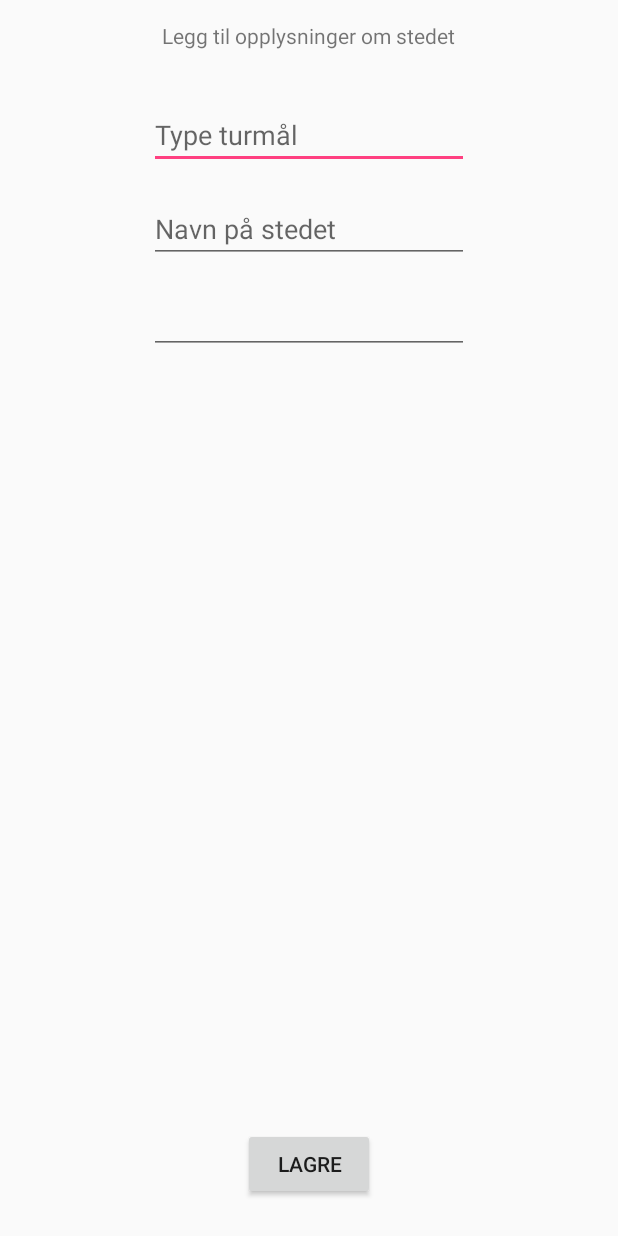
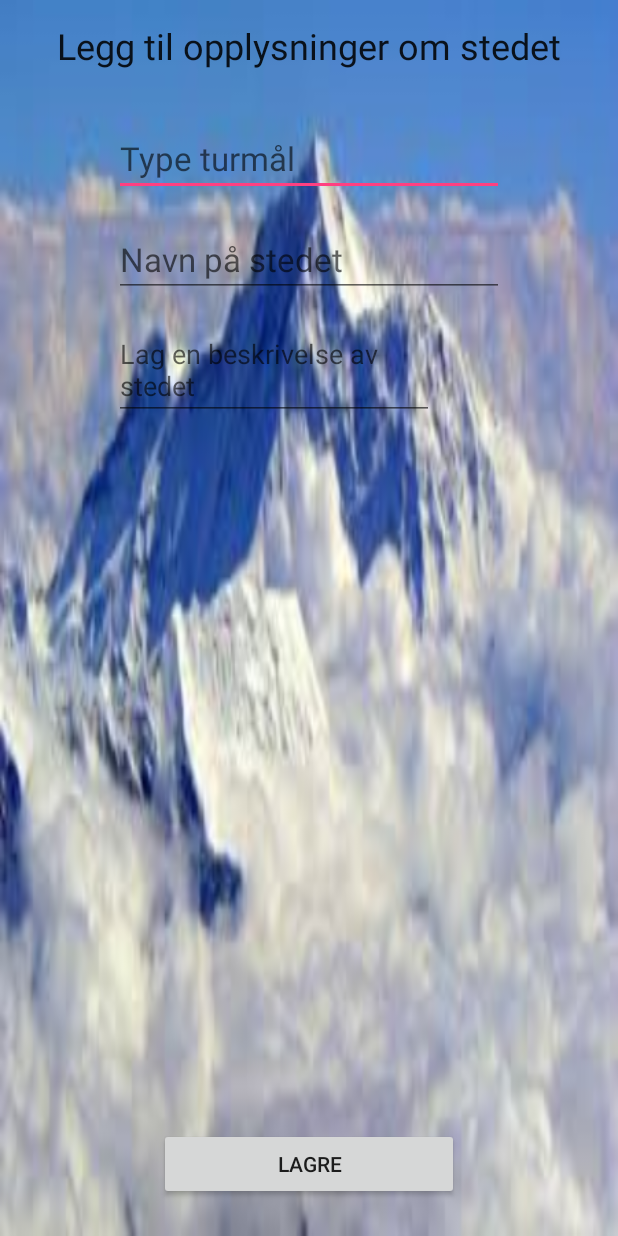
Before and after one commit to Morteen/AppUtviklingEksamen, an Android app: the OpplysningerActivity screen opened directly, with no data from a screen before it, on a phone screen of 412 x 824 dp. Run offline under Robolectric (Android 15) with nearby library versions, the phone set to English and light mode, and no system bars.

Commit message:
Forandre på div layout

```diff
--- a/Turmaal/app/src/main/res/layout/content_opplysninger.xml
+++ b/Turmaal/app/src/main/res/layout/content_opplysninger.xml
@@ -4,9 +4,11 @@
     xmlns:tools="http://schemas.android.com/tools"
     android:layout_width="match_parent"
     android:layout_height="match_parent"
+    android:background="@drawable/bakgrunn2"
     app:layout_behavior="@string/appbar_scrolling_view_behavior"
     tools:context="com.example.morten.turmaal.OpplysningerActivity"
-    tools:showIn="@layout/activity_opplysninger">
+    tools:showIn="@layout/activity_opplysninger"
+ >
 
     <TextView
         android:id="@+id/textView2"
@@ -15,18 +17,21 @@
         android:layout_alignParentTop="true"
         android:layout_centerHorizontal="true"
         android:layout_marginTop="14dp"
-        android:text="Legg til opplysninger om stedet" />
+        android:text="Legg til opplysninger om stedet"
+        android:textAppearance="@style/TextAppearance.AppCompat.Headline" />
 
     <EditText
         android:id="@+id/eType"
         android:layout_width="wrap_content"
         android:layout_height="wrap_content"
-        android:ems="10"
-        android:inputType="textPersonName"
-      android:hint="Type turmål"
         android:layout_below="@+id/textView2"
         android:layout_centerHorizontal="true"
-        android:layout_marginTop="34dp" />
+        android:layout_marginTop="34dp"
+        android:ems="10"
+        android:hint="@string/type_turm_l2"
+        android:inputType="textPersonName"
+        android:textAppearance="@style/TextAppearance.AppCompat.Large"
+        />
 
     <EditText
         android:id="@+id/eBeskrivelse"
@@ -34,6 +39,7 @@
         android:layout_height="wrap_content"
         android:layout_marginTop="15dp"
         android:ems="10"
+        android:hint="@string/lag_en_beskrivelse_av_stedet"
         android:inputType="textMultiLine"
         android:layout_below="@+id/eNavn"
         android:layout_alignStart="@+id/eNavn" />
@@ -42,19 +48,21 @@
         android:id="@+id/eNavn"
         android:layout_width="wrap_content"
         android:layout_height="wrap_content"
-        android:layout_alignEnd="@+id/eType"
-        android:layout_below="@+id/eType"
         android:layout_marginTop="17dp"
         android:ems="10"
         android:inputType="textPersonName"
-        android:hint="Navn på stedet" />
+        android:hint="@string/navn_p_stedet"
+        android:layout_below="@+id/eType"
+        android:textAppearance="@style/TextAppearance.AppCompat.Large"
+        android:layout_alignEnd="@+id/eType" />
 
     <Button
         android:id="@+id/lagreTm"
-        android:layout_width="wrap_content"
+        android:layout_width="@dimen/opplysninger_lagre"
         android:layout_height="wrap_content"
         android:layout_alignParentBottom="true"
         android:layout_centerHorizontal="true"
         android:layout_marginBottom="24dp"
+
         android:text="Lagre" />
 </RelativeLayout>
--- a/Turmaal/app/src/main/res/layout/content_reg_turmaal.xml
+++ b/Turmaal/app/src/main/res/layout/content_reg_turmaal.xml
@@ -7,7 +7,8 @@
     app:layout_behavior="@string/appbar_scrolling_view_behavior"
     tools:context="com.example.morten.turmaal.RegTurmaalActivity"
     tools:showIn="@layout/activity_reg_turmaal"
-    android:padding="10dp">
+    android:padding="10dp"
+    android:background="@drawable/bakgrunn2">
 
     <TextView
         android:id="@+id/textView"
--- a/Turmaal/app/src/main/res/values/dimens.xml
+++ b/Turmaal/app/src/main/res/values/dimens.xml
@@ -1,3 +1,4 @@
 <resources>
     <dimen name="fab_margin">16dp</dimen>
+    <dimen name="opplysninger_lagre">200dp</dimen>
 </resources>
--- a/Turmaal/app/src/main/res/values/strings.xml
+++ b/Turmaal/app/src/main/res/values/strings.xml
@@ -21,4 +21,7 @@
     <string name="type_turm_l">Type turmål</string>
     <string name="avbryt">Avbryt</string>
     <string name="type_og_beskrivelse_lagre">Lagre</string>
+    <string name="lag_en_beskrivelse_av_stedet">Lag en beskrivelse av stedet</string>
+    <string name="type_turm_l2">Type turmål</string>
+    <string name="navn_p_stedet">Navn på stedet</string>
 </resources>
```
